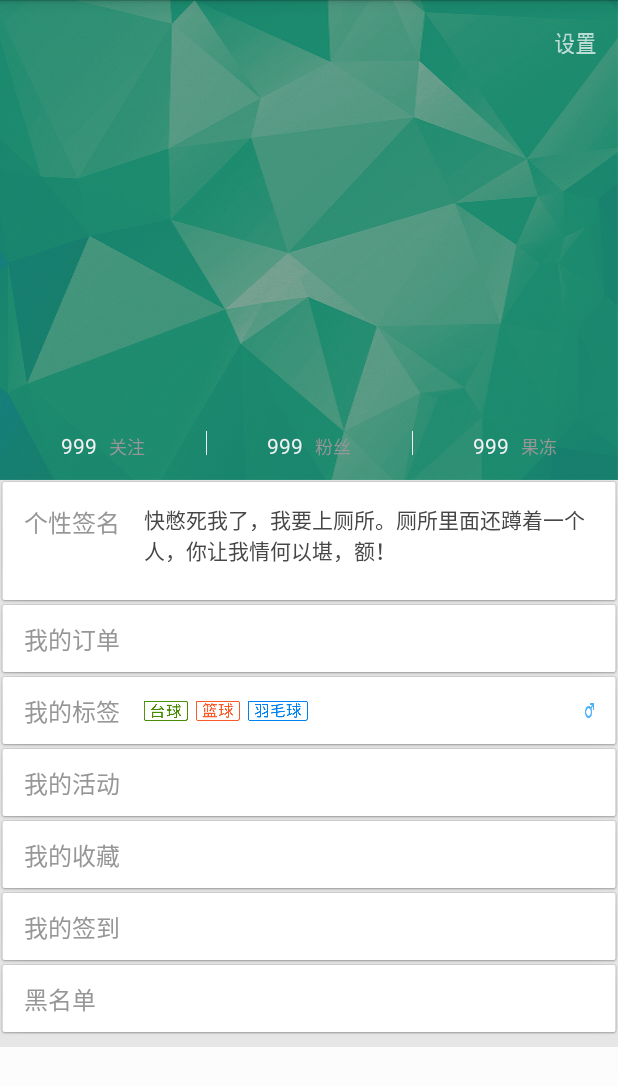
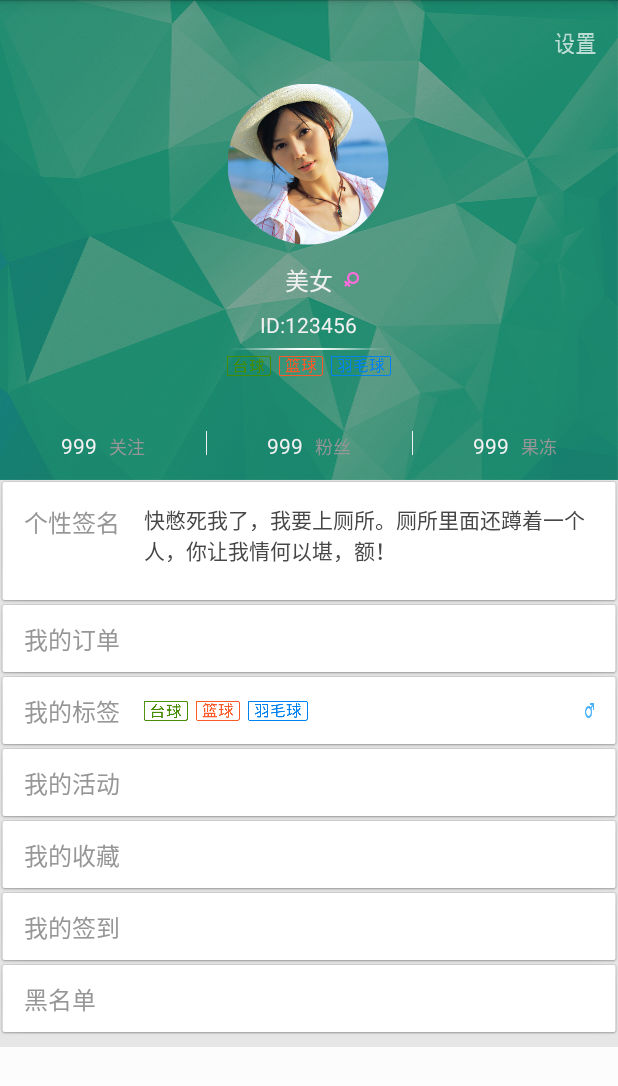
Before and after one commit to FreeDao/YueNiDong, an Android app: the layout fragment_me.xml on its own in the app's theme, with its tools: preview values and no code run, on a phone screen of 412 x 824 dp. Shown: the top 1086 px of the screen. Run offline under Robolectric (Android 15) with nearby library versions, the phone set to English and light mode, and no system bars.

Commit message:
shiyan update

```diff
--- a/app/src/main/res/layout/fragment_me.xml
+++ b/app/src/main/res/layout/fragment_me.xml
@@ -16,10 +16,117 @@
             android:background="@drawable/pic_lowpoly">
 
             <Button
+                android:id="@+id/btn_setting"
                 android:layout_width="56dp"
                 android:layout_height="56dp"
                 android:layout_alignParentRight="true"
                 android:background="@drawable/button_setting" />
+
+            <com.yuenidong.widget.CircleImageView
+                android:layout_width="107dp"
+                android:layout_height="107dp"
+                android:layout_below="@id/btn_setting"
+                android:layout_centerHorizontal="true"
+                android:background="@android:color/transparent" />
+
+            <com.yuenidong.widget.CircleImageView
+                android:id="@+id/iv_image"
+                android:layout_width="107dp"
+                android:layout_height="107dp"
+                android:layout_below="@id/btn_setting"
+                android:layout_centerHorizontal="true"
+                android:src="@drawable/ic_image" />
+
+            <RelativeLayout
+                android:id="@+id/rl_name"
+                android:layout_width="fill_parent"
+                android:layout_height="wrap_content"
+                android:layout_below="@id/iv_image"
+                android:layout_marginTop="11dp">
+
+                <TextView
+                    android:id="@+id/tv_name"
+                    android:layout_width="wrap_content"
+                    android:layout_height="wrap_content"
+                    android:layout_centerHorizontal="true"
+                    android:text="美女"
+                    android:textColor="@color/white"
+                    android:textSize="16dp" />
+
+                <ImageView
+                    android:layout_width="10dp"
+                    android:layout_height="10dp"
+                    android:layout_centerVertical="true"
+                    android:layout_marginLeft="7dp"
+                    android:layout_toRightOf="@id/tv_name"
+                    android:src="@drawable/ic_woman" />
+
+            </RelativeLayout>
+
+            <RelativeLayout
+                android:id="@+id/rl_id"
+                android:layout_width="fill_parent"
+                android:layout_height="wrap_content"
+                android:layout_below="@id/rl_name"
+                android:layout_marginTop="8dp">
+
+                <TextView
+                    android:layout_width="wrap_content"
+                    android:layout_height="wrap_content"
+                    android:layout_centerInParent="true"
+                    android:text="ID:123456"
+                    android:textColor="@color/white"
+                    android:textSize="14dp" />
+
+            </RelativeLayout>
+
+            <ImageView
+                android:id="@+id/iv_line"
+                android:layout_width="107dp"
+                android:layout_height="1dp"
+                android:layout_below="@id/rl_id"
+                android:layout_centerHorizontal="true"
+                android:layout_marginTop="6dp"
+                android:background="@drawable/ic_cutline" />
+
+            <RelativeLayout
+                android:id="@+id/rl_label"
+                android:layout_width="fill_parent"
+                android:layout_height="wrap_content"
+                android:layout_below="@id/iv_line"
+                android:layout_marginTop="4dp">
+
+                <LinearLayout
+                    android:layout_centerHorizontal="true"
+                    android:layout_width="wrap_content"
+                    android:layout_height="wrap_content"
+                    android:orientation="horizontal">
+
+                    <ImageView
+                        android:id="@+id/iv_label_one"
+                        android:layout_width="29dp"
+                        android:layout_height="13dp"
+                        android:src="@drawable/ic_billiards" />
+
+                    <ImageView
+                        android:layout_marginLeft="5dp"
+                        android:id="@+id/iv_lable_two"
+                        android:layout_width="29dp"
+                        android:layout_height="13dp"
+                        android:layout_toRightOf="@id/iv_label_one"
+                        android:src="@drawable/ic_basketball" />
+
+                    <ImageView
+                        android:layout_marginLeft="5dp"
+                        android:id="@+id/iv_label_three"
+                        android:layout_width="40dp"
+                        android:layout_height="13dp"
+                        android:layout_toRightOf="@id/iv_lable_two"
+                        android:src="@drawable/ic_badminton" />
+                </LinearLayout>
+
+            </RelativeLayout>
+
 
             <LinearLayout
                 android:layout_width="fill_parent"
```
Also changed, not shown: app/src/main/res/drawable-xxhdpi/ic_cutline.png (added).
